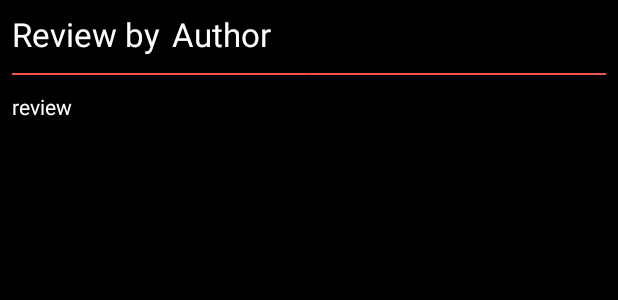
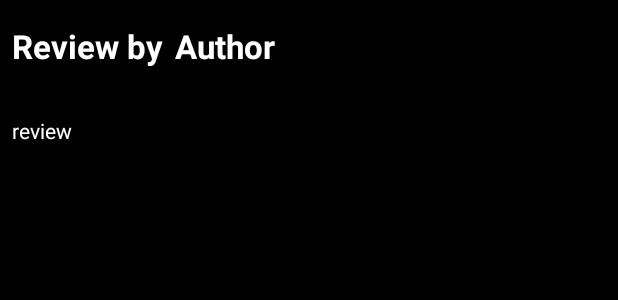
Before and after one commit to baileytye/popularmovies, an Android app: the layout review_item.xml on its own in the app's theme, with its tools: preview values and no code run, on a phone screen of 412 x 824 dp. Shown: the top 300 px of the screen. Run offline under Robolectric (Android 15) with nearby library versions, the phone set to English and light mode, and no system bars.

Commit message:
Push for use on external computer. Little changes

```diff
--- a/app/src/main/java/com/tye/popularmovies/DetailsActivity.java
+++ b/app/src/main/java/com/tye/popularmovies/DetailsActivity.java
@@ -44,6 +44,7 @@ import com.tye.popularmovies.database.FavoriteMoviesDao;
 import java.util.List;
 
 //TODO: add bundle save state to save if its a favorite or not to prevent recalling database on rotation
+//TODO: save instance state so that rotation does not recall the database
 public class DetailsActivity extends AppCompatActivity implements TrailersAdapter.ListItemClickListener{
 
     private static final String TAG = "DetailsActivity";
--- a/app/src/main/java/com/tye/popularmovies/MainActivity.java
+++ b/app/src/main/java/com/tye/popularmovies/MainActivity.java
@@ -121,6 +121,7 @@ public class MainActivity extends AppCompatActivity implements MovieListAdapter.
                 getSupportActionBar().setTitle("Highest Rated Movies");
                 break;
             case R.id.menu_favorites:
+                //TODO: add no favorites text
                 retrieveMovieList(ORDER_FAVORITES);
                 getSupportActionBar().setTitle("Favorite Movies");
                 break;
--- /dev/null
+++ b/app/src/main/res/drawable/shape_rectangle.xml
@@ -0,0 +1,6 @@
+<shape xmlns:android="http://schemas.android.com/apk/res/android">
+    <solid android:color="@color/colorAccent" />
+    <stroke android:width="1dp" android:color="@color/colorAccent" />
+    <padding android:left="10dp" android:top="10dp" android:right="10dp" android:bottom="10dp" />
+    <corners android:radius="0dp" />
+</shape>
--- a/app/src/main/res/layout/activity_reviews.xml
+++ b/app/src/main/res/layout/activity_reviews.xml
@@ -10,9 +10,7 @@
         android:id="@+id/rv_reviews"
         android:layout_width="0dp"
         android:layout_height="0dp"
-        android:layout_marginStart="16dp"
         android:layout_marginTop="16dp"
-        android:layout_marginEnd="16dp"
         android:layout_marginBottom="16dp"
         app:layout_constraintBottom_toBottomOf="parent"
         app:layout_constraintEnd_toEndOf="parent"
--- a/app/src/main/res/layout/review_item.xml
+++ b/app/src/main/res/layout/review_item.xml
@@ -8,52 +8,45 @@
     android:orientation="vertical">
 
     <TextView
-        android:id="@+id/tv_author"
+        android:id="@+id/label_author"
         android:layout_width="wrap_content"
         android:layout_height="wrap_content"
         android:layout_marginStart="8dp"
+        android:layout_marginTop="8dp"
+        android:gravity="center_vertical"
+        android:paddingTop="8dp"
+        android:paddingBottom="8dp"
+        android:text="@string/label_review_author"
+        android:textAppearance="@style/TextAppearance.AppCompat.Large"
+        android:textStyle="bold"
+        app:layout_constraintStart_toStartOf="parent"
+        app:layout_constraintTop_toTopOf="parent" />
+
+    <TextView
+        android:id="@+id/tv_author"
+        android:layout_width="wrap_content"
+        android:layout_height="0dp"
+        android:layout_marginStart="8dp"
+        android:gravity="center_vertical"
         android:text="Author"
         android:textAppearance="@style/TextAppearance.AppCompat.Large"
+        android:textStyle="bold"
         app:layout_constraintBottom_toBottomOf="@+id/label_author"
         app:layout_constraintStart_toEndOf="@+id/label_author"
         app:layout_constraintTop_toTopOf="@+id/label_author" />
-
-    <ImageView
-        android:id="@+id/imageView"
-        android:layout_width="0dp"
-        android:layout_height="1dp"
-        android:layout_marginStart="8dp"
-        android:layout_marginEnd="8dp"
-        android:background="@color/colorAccent"
-        app:layout_constraintBottom_toTopOf="@+id/tv_review_item_content"
-        app:layout_constraintEnd_toEndOf="parent"
-        app:layout_constraintStart_toStartOf="parent"
-        app:layout_constraintTop_toBottomOf="@+id/tv_author"
-        app:srcCompat="?attr/dividerHorizontal" />
 
     <TextView
         android:id="@+id/tv_review_item_content"
         android:layout_width="0dp"
         android:layout_height="wrap_content"
         android:layout_marginTop="24dp"
-        android:layout_marginEnd="8dp"
+        android:layout_marginEnd="16dp"
         android:layout_marginBottom="8dp"
         android:text="review"
         android:textAppearance="@style/TextAppearance.AppCompat.Body1"
         app:layout_constraintBottom_toBottomOf="parent"
         app:layout_constraintEnd_toEndOf="parent"
-        app:layout_constraintStart_toStartOf="@+id/imageView"
+        app:layout_constraintStart_toStartOf="@+id/label_author"
         app:layout_constraintTop_toBottomOf="@+id/tv_author" />
 
-    <TextView
-        android:id="@+id/label_author"
-        android:layout_width="wrap_content"
-        android:layout_height="wrap_content"
-        android:layout_marginStart="8dp"
-        android:layout_marginTop="8dp"
-        android:text="@string/label_review_author"
-        android:textAppearance="@style/TextAppearance.AppCompat.Large"
-        app:layout_constraintStart_toStartOf="parent"
-        app:layout_constraintTop_toTopOf="parent" />
-
 </androidx.constraintlayout.widget.ConstraintLayout>
--- a/app/src/main/res/values/colors.xml
+++ b/app/src/main/res/values/colors.xml
@@ -5,6 +5,6 @@
     <color name="colorPrimaryLight">#292929</color>
     <color name="colorAccent">#ef5350</color>
     <color name="white">#FFFFFF</color>
-    <color name="grey">#999999</color>
+    <color name="grey">#444444</color>
     <color name="black">#000000</color>
 </resources>
--- a/app/src/main/res/values/strings.xml
+++ b/app/src/main/res/values/strings.xml
@@ -11,7 +11,7 @@
     <string name="already_in_order">Already in that order!</string>
 
     <string name="menu_popular">Popular</string>
-    <string name="menu_ratings">Ratings</string>
+    <string name="menu_ratings">Top Rated</string>
     <string name="menu_sort_by">Sort by</string>
     <string name="menu_favorite">Favorite</string>
 
```
